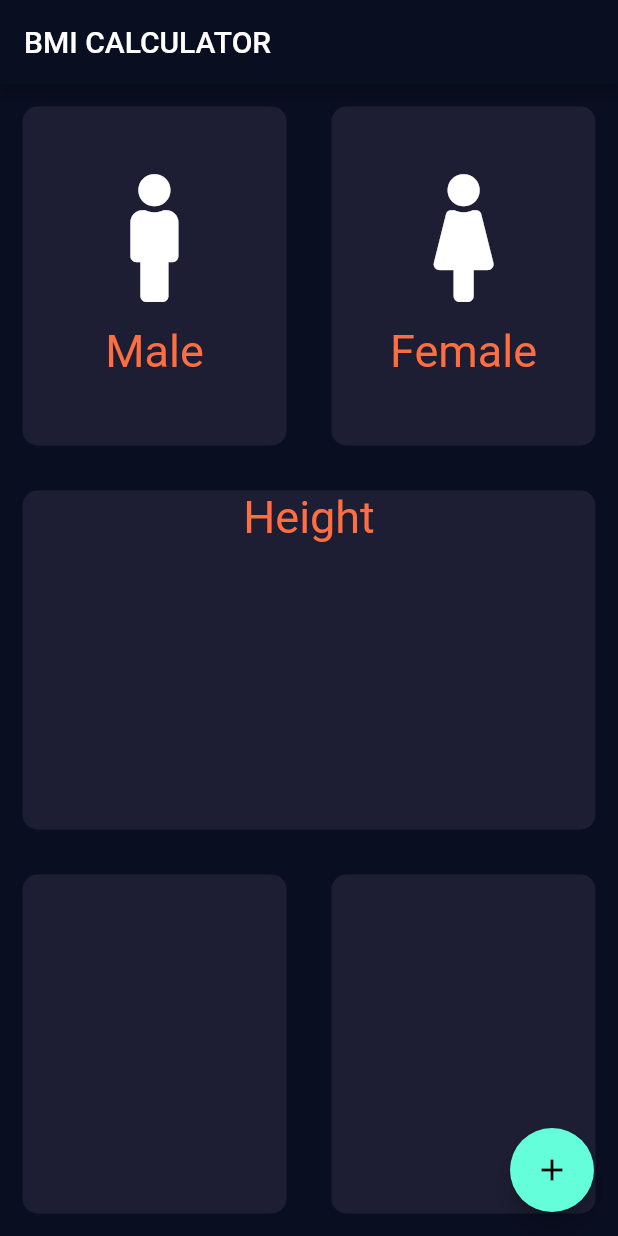
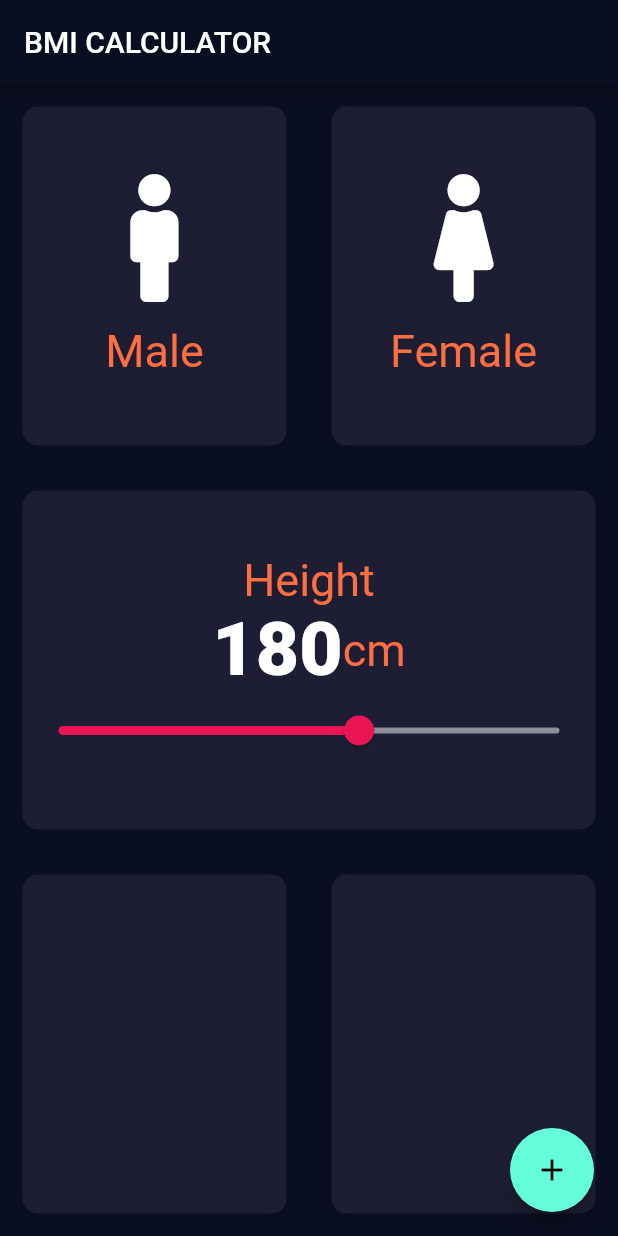
Before and after one commit to shakeebkhan66/bmi_calculator_app, a Flutter app: the screen it shows after launch, on a phone screen of 412 x 824 dp. Run offline on Flutter 3.47's test engine with Material 2 defaults, Android fonts, the phone set to English and light mode, and no system bars; our stand-ins replace font_awesome_flutter; missing offline and left inert: dart:ffi.

Commit message:
Done lecture 65: How to add Slider in BMI Calculator

```diff
--- a/lib/constantFile.dart
+++ b/lib/constantFile.dart
@@ -7,3 +7,8 @@ const skLabelStyle = TextStyle(
   fontSize: 30.0,
   color: Colors.deepOrangeAccent,
 );
+
+const laText = TextStyle(
+  fontSize: 50.0,
+  fontWeight: FontWeight.w900,
+);
--- a/lib/input_page.dart
+++ b/lib/input_page.dart
@@ -1,3 +1,5 @@
+import 'dart:ffi';
+
 import 'package:bmi_calculator_app/constantFile.dart';
 import 'package:flutter/material.dart';
 import 'package:font_awesome_flutter/font_awesome_flutter.dart';
@@ -17,6 +19,7 @@ class InputPage extends StatefulWidget {
 
 class _InputPageState extends State<InputPage> {
   Gender selectGender;
+  int sliderHeight = 180;
   // Color maleColor = deActiveColor;
   // Color feMaleColor = deActiveColor;
   // void updateColor(Gender gendertype) {
@@ -81,8 +84,34 @@ class _InputPageState extends State<InputPage> {
             child: new RepeatContainerCode(
               colors: Color(0xFF1D1E33),
               CardWidget: Column(
+                mainAxisAlignment: MainAxisAlignment.center,
                 children: <Widget>[
                   Text('Height', style: skLabelStyle),
+                  Row(
+                    mainAxisAlignment: MainAxisAlignment.center,
+                    children: <Widget>[
+                      Text(
+                        sliderHeight.toString(),
+                        style: laText,
+                      ),
+                      Text(
+                        'cm',
+                        style: skLabelStyle,
+                      ),
+                    ],
+                  ),
+                  Slider(
+                    value: sliderHeight.toDouble(),
+                    min: 120.0,
+                    max: 220.0,
+                    activeColor: Color(0xFFEB1555),
+                    inactiveColor: Color(0xFF8D8E98),
+                    onChanged: (double newValue) {
+                      setState(() {
+                        sliderHeight = newValue.round();
+                      });
+                    },
+                  ),
                 ],
               ),
             ),
```
